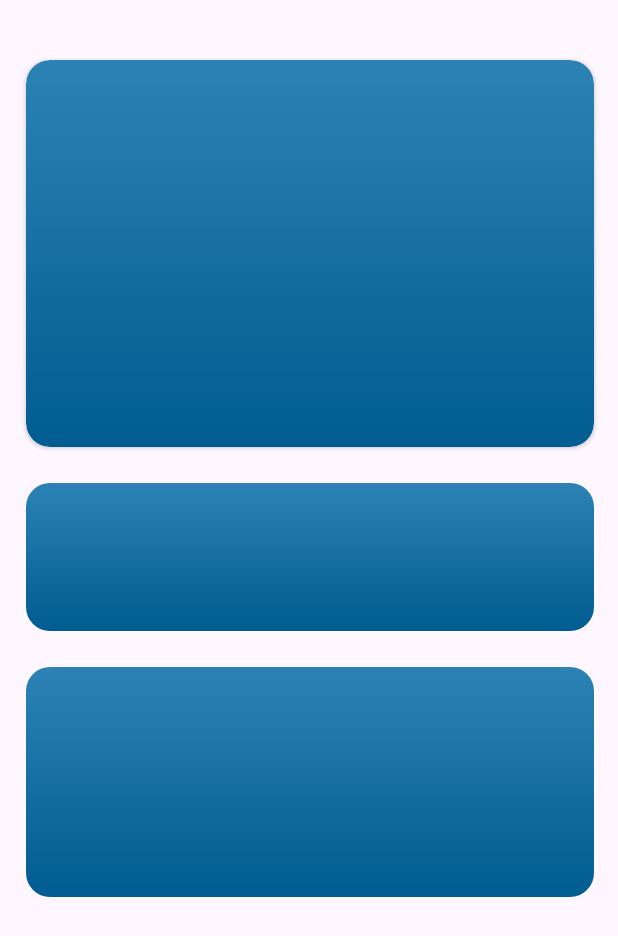
After one commit to NikitaDediukhin/SkyCast, an Android app: the layout weather_fragment_placeholder.xml on its own in the app's theme, with its tools: preview values and no code run, on a phone screen of 412 x 824 dp. The commit adds this screen. Shown: the top 936 px of the screen. Run offline under Robolectric (Android 15) with nearby library versions, the phone set to English and light mode, and no system bars.

Commit message:
added shimmer placeholder

```diff
--- a/app/src/main/res/layout/weather_fragment.xml
+++ b/app/src/main/res/layout/weather_fragment.xml
@@ -6,27 +6,17 @@
     android:layout_width="match_parent"
     android:layout_height="match_parent">
 
-    <ScrollView
-        android:id="@+id/sv_container"
+    <LinearLayout
         android:layout_width="match_parent"
         android:layout_height="match_parent"
+        android:orientation="vertical"
         android:background="@drawable/gradient_background_layout">
-
-        <androidx.constraintlayout.widget.ConstraintLayout
-            android:layout_width="match_parent"
-            android:layout_height="wrap_content">
-
-            <androidx.constraintlayout.widget.Guideline
-                android:id="@+id/guideline_start"
-                android:layout_width="wrap_content"
-                android:layout_height="wrap_content"
-                android:orientation="vertical"
-                app:layout_constraintGuide_begin="16dp" />
 
         <androidx.appcompat.widget.AppCompatImageButton
             android:id="@+id/btn_city"
             android:layout_width="60dp"
             android:layout_height="60dp"
+            android:layout_marginStart="16dp"
             android:padding="14dp"
             android:layout_marginTop="40dp"
             android:src="@drawable/ic_action_search"
@@ -36,6 +26,33 @@
             app:layout_constraintStart_toStartOf="@id/guideline_start"
             android:contentDescription="@string/get_weather_by_city" />
 
+        <com.facebook.shimmer.ShimmerFrameLayout
+            android:id="@+id/shimmerLayout"
+            android:layout_width="match_parent"
+            android:layout_height="match_parent"
+            android:foregroundGravity="fill">
+
+            <include layout="@layout/weather_fragment_placeholder"/>
+
+        </com.facebook.shimmer.ShimmerFrameLayout>
+
+        <ScrollView
+            android:id="@+id/sv_container"
+            android:layout_width="match_parent"
+            android:layout_height="match_parent">
+
+            <androidx.constraintlayout.widget.ConstraintLayout
+                android:layout_width="match_parent"
+                android:layout_height="wrap_content"
+                android:paddingBottom="50dp">
+
+                <androidx.constraintlayout.widget.Guideline
+                    android:id="@+id/guideline_start"
+                    android:layout_width="wrap_content"
+                    android:layout_height="wrap_content"
+                    android:orientation="vertical"
+                    app:layout_constraintGuide_end="395dp" />
+
                 <androidx.cardview.widget.CardView
                     android:id="@+id/cv_current"
                     android:layout_width="0dp"
@@ -44,7 +61,7 @@
                     app:cardCornerRadius="16dp"
                     app:layout_constraintEnd_toEndOf="@id/guideline_end"
                     app:layout_constraintStart_toStartOf="@id/guideline_start"
-                app:layout_constraintTop_toBottomOf="@id/btn_city"
+                    app:layout_constraintTop_toTopOf="parent"
                     app:layout_constraintDimensionRatio="358:244">
                     <RelativeLayout
                         android:layout_width="match_parent"
@@ -141,7 +158,6 @@
                     android:layout_marginTop="24dp"
                     android:paddingStart="0dp"
                     android:paddingEnd="0dp"
-                android:paddingVertical="9dp"
                     app:layout_constraintEnd_toEndOf="@id/guideline_end"
                     app:layout_constraintStart_toStartOf="@id/guideline_start"
                     app:layout_constraintTop_toBottomOf="@id/cv_current"
@@ -157,11 +173,10 @@
                     android:layout_marginBottom="50dp"
                     android:paddingStart="0dp"
                     android:paddingEnd="0dp"
-                android:paddingVertical="10dp"
                     app:layout_constraintEnd_toEndOf="@id/guideline_end"
                     app:layout_constraintStart_toStartOf="@id/guideline_start"
                     app:layout_constraintTop_toBottomOf="@id/rv_hour"
-                app:layout_constraintDimensionRatio="358:145">
+                    app:layout_constraintDimensionRatio="358:133">
 
                 </androidx.recyclerview.widget.RecyclerView>
 
@@ -176,4 +191,6 @@
 
         </ScrollView>
 
+    </LinearLayout>
+
 </androidx.swiperefreshlayout.widget.SwipeRefreshLayout>
--- /dev/null
+++ b/app/src/main/res/layout/weather_fragment_placeholder.xml
@@ -0,0 +1,86 @@
+<?xml version="1.0" encoding="utf-8"?>
+<ScrollView
+    android:id="@+id/sv_container"
+    android:layout_width="match_parent"
+    android:layout_height="match_parent"
+    xmlns:android="http://schemas.android.com/apk/res/android"
+    xmlns:app="http://schemas.android.com/apk/res-auto">
+
+    <androidx.constraintlayout.widget.ConstraintLayout
+        android:layout_width="match_parent"
+        android:layout_height="wrap_content"
+        android:paddingBottom="50dp">
+
+        <androidx.constraintlayout.widget.Guideline
+            android:id="@+id/guideline_start"
+            android:layout_width="wrap_content"
+            android:layout_height="wrap_content"
+            android:orientation="vertical"
+            app:layout_constraintGuide_end="395dp" />
+
+        <androidx.cardview.widget.CardView
+            android:id="@+id/cv_currents"
+            android:layout_width="0dp"
+            android:layout_height="0dp"
+            android:layout_marginTop="40dp"
+            app:cardCornerRadius="16dp"
+            app:layout_constraintEnd_toEndOf="@id/guideline_end"
+            app:layout_constraintStart_toStartOf="@id/guideline_start"
+            app:layout_constraintTop_toTopOf="parent"
+            app:layout_constraintDimensionRatio="358:244">
+            <RelativeLayout
+                android:layout_width="match_parent"
+                android:layout_height="match_parent"
+                android:background="@drawable/gradient_background_widget"
+                android:orientation="vertical"
+                android:paddingStart="20dp"
+                android:paddingEnd="20dp"
+                android:paddingVertical="18dp">
+
+            </RelativeLayout>
+
+        </androidx.cardview.widget.CardView>
+
+        <androidx.recyclerview.widget.RecyclerView
+            android:id="@+id/rv_hours"
+            android:layout_width="0dp"
+            android:layout_height="0dp"
+            android:orientation="horizontal"
+            android:background="@drawable/gradient_background_widget"
+            android:layout_marginTop="24dp"
+            android:paddingStart="0dp"
+            android:paddingEnd="0dp"
+            android:paddingVertical="9dp"
+            app:layout_constraintEnd_toEndOf="@id/guideline_end"
+            app:layout_constraintStart_toStartOf="@id/guideline_start"
+            app:layout_constraintTop_toBottomOf="@id/cv_currents"
+            app:layout_constraintDimensionRatio="358:93"/>
+
+        <androidx.recyclerview.widget.RecyclerView
+            android:id="@+id/rv_days"
+            android:layout_width="0dp"
+            android:layout_height="0dp"
+            android:orientation="horizontal"
+            android:background="@drawable/gradient_background_widget"
+            android:layout_marginTop="24dp"
+            android:layout_marginBottom="50dp"
+            android:paddingStart="0dp"
+            android:paddingEnd="0dp"
+            android:paddingVertical="10dp"
+            app:layout_constraintEnd_toEndOf="@id/guideline_end"
+            app:layout_constraintStart_toStartOf="@id/guideline_start"
+            app:layout_constraintTop_toBottomOf="@id/rv_hours"
+            app:layout_constraintDimensionRatio="358:145">
+
+        </androidx.recyclerview.widget.RecyclerView>
+
+        <androidx.constraintlayout.widget.Guideline
+            android:id="@+id/guideline_end"
+            android:layout_width="wrap_content"
+            android:layout_height="wrap_content"
+            android:orientation="vertical"
+            app:layout_constraintGuide_end="16dp" />
+
+    </androidx.constraintlayout.widget.ConstraintLayout>
+
+</ScrollView>
```
Lines whose indentation alone changed are shown as unchanged.
